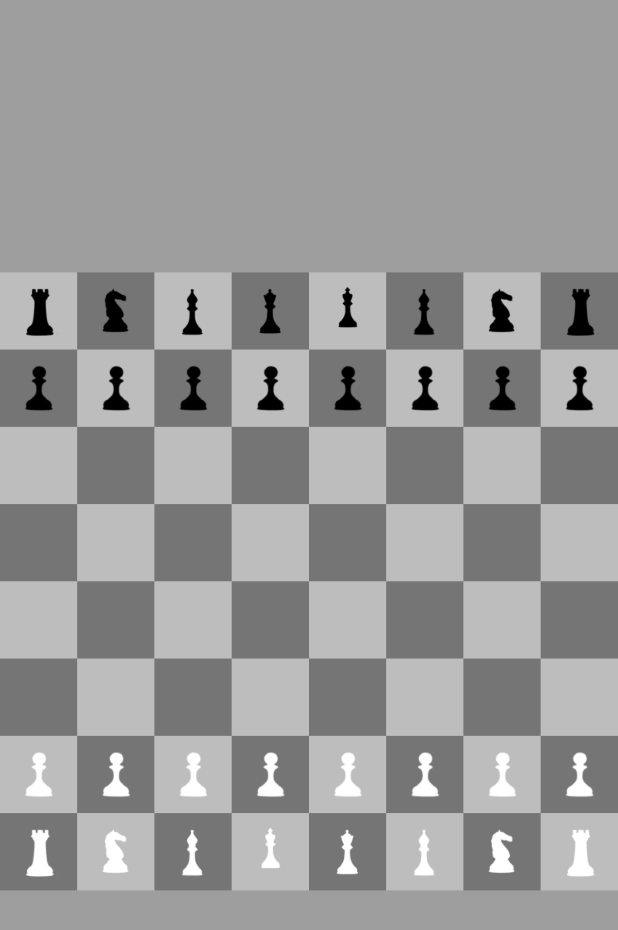
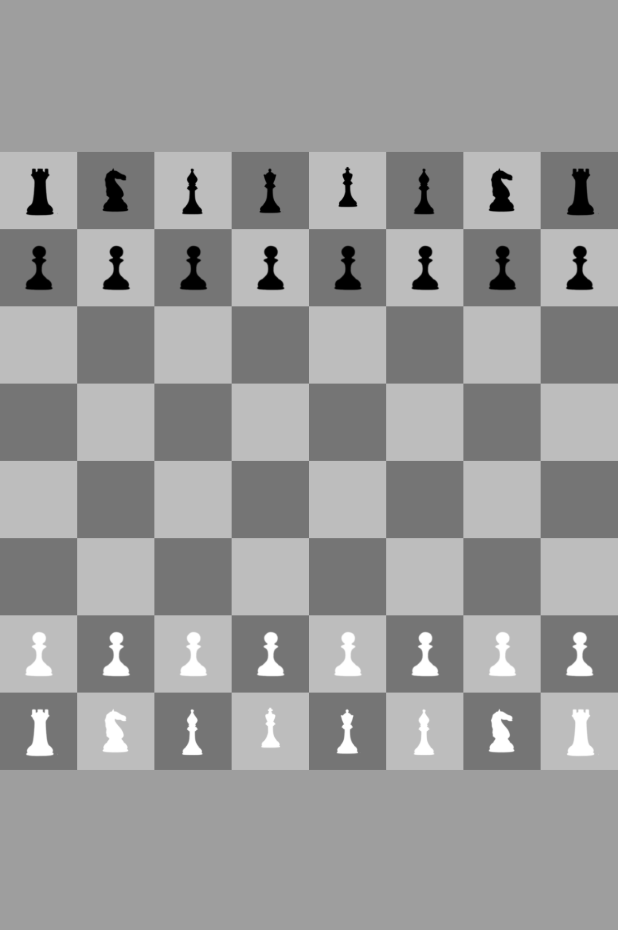
Before and after one commit to agrawalshreyansh0/Chess-flutter, a Flutter app: the screen it shows after launch, on a phone screen of 412 x 824 dp. Shown: the top 930 px of the screen. Run offline on Flutter 3.47's test engine with Material 3 defaults, Android fonts, the phone set to English and light mode, and no system bars.

Commit message:
Made the game responsive to work well on web as well as app

```diff
--- a/lib/game_board.dart
+++ b/lib/game_board.dart
@@ -2,8 +2,8 @@ import 'package:chess_game/components/dead_piece.dart';
 import 'package:chess_game/components/piece.dart';
 import 'package:chess_game/components/square.dart';
 import 'package:chess_game/helper/helper_methods.dart';
+import 'package:chess_game/responsive_padding.dart';
 import 'package:flutter/material.dart';
-import 'package:flutter/widgets.dart';
 
 class GameBoard extends StatefulWidget {
   const GameBoard({super.key});
@@ -462,13 +462,16 @@ class _GameBoardStateState extends State<GameBoard> {
 
   @override
   Widget build(BuildContext context) {
-    return Scaffold(
+    return ResponsivePadding(
+      child: Scaffold(
         backgroundColor: Colors.grey,
-      body: Column(
+        body: Center(
+          child: Column(
+            mainAxisAlignment: MainAxisAlignment.center,crossAxisAlignment: CrossAxisAlignment.center,
             children: [
               Expanded(
                   child: GridView.builder(
-            physics: NeverScrollableScrollPhysics(),
+                physics: const NeverScrollableScrollPhysics(),
                 gridDelegate: const SliverGridDelegateWithFixedCrossAxisCount(
                     crossAxisCount: 8),
                 itemCount: whitePiecesTaken.length,
@@ -479,17 +482,19 @@ class _GameBoardStateState extends State<GameBoard> {
               )),
               Text(checkStatus ? "Check!" : ""),
               Expanded(
-            flex: 3,
+                flex: 8,
                 child: GridView.builder(
                     itemCount: 8 * 8,
                     physics: const NeverScrollableScrollPhysics(),
-                gridDelegate: const SliverGridDelegateWithFixedCrossAxisCount(
+                    gridDelegate:
+                        const SliverGridDelegateWithFixedCrossAxisCount(
                             crossAxisCount: 8),
                     itemBuilder: (context, index) {
                       int row = index ~/ 8;
                       int col = index % 8;
 
-                  bool isSelected = selectedRow == row && selectedCol == col;
+                      bool isSelected =
+                          selectedRow == row && selectedCol == col;
                       bool isValidMove = false;
 
                       for (var position in validMoves) {
@@ -509,7 +514,7 @@ class _GameBoardStateState extends State<GameBoard> {
               ),
               Expanded(
                   child: GridView.builder(
-            physics: NeverScrollableScrollPhysics(),
+                physics: const NeverScrollableScrollPhysics(),
                 gridDelegate: const SliverGridDelegateWithFixedCrossAxisCount(
                     crossAxisCount: 8),
                 itemCount: blackPieceTaken.length,
@@ -517,8 +522,10 @@ class _GameBoardStateState extends State<GameBoard> {
                   imagePath: blackPieceTaken[index].imagePath,
                   isWhite: false,
                 ),
-          )),
+              ))
             ],
+          ),
+        ),
       ),
     );
   }
--- a/lib/main.dart
+++ b/lib/main.dart
@@ -1,9 +1,7 @@
 import 'package:chess_game/game_board.dart';
 import 'package:flutter/material.dart';
 
-void main() {
-  runApp(const MyApp());
-}
+void main() => runApp(const MyApp());
 
 class MyApp extends StatelessWidget {
   const MyApp({super.key});
--- /dev/null
+++ b/lib/responsive_padding.dart
@@ -0,0 +1,20 @@
+import 'package:flutter/material.dart';
+
+class ResponsivePadding extends StatelessWidget {
+  final Widget child;
+  const ResponsivePadding({
+    Key? key,
+    required this.child,
+  }) : super(key: key);
+
+  @override
+  Widget build(BuildContext context) {
+    return Padding(
+      padding: MediaQuery.of(context).size.width > 650
+          ? EdgeInsets.symmetric(
+              horizontal: MediaQuery.of(context).size.width / 3)
+          : const EdgeInsets.all(0),
+      child: child,
+    );
+  }
+}
```
Also changed, not shown: 1 other file. Lines whose indentation alone changed are shown as unchanged.
